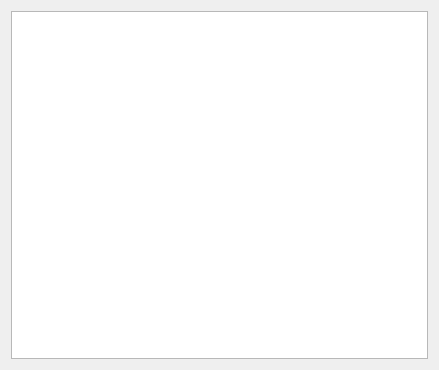
Qt form src/ui/draughts/DraughtsBoardWidget.ui (rafalmiel/draughts) before a commit.
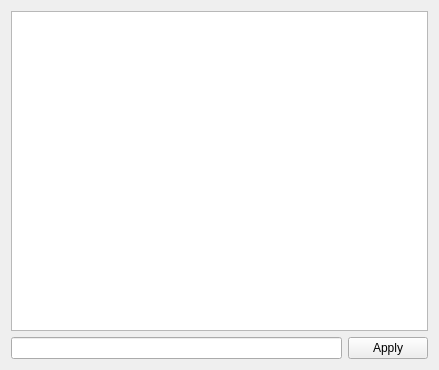
The same form after that commit.

Commit message: Initial move support, experimental

Patch:
```diff
--- a/src/ui/draughts/DraughtsBoardWidget.ui
+++ b/src/ui/draughts/DraughtsBoardWidget.ui
@@ -14,7 +14,17 @@
    <string>Form</string>
   </property>
   <layout class="QGridLayout" name="gridLayout">
-   <item row="0" column="0">
+   <item row="1" column="0">
+    <widget class="QLineEdit" name="edMove"/>
+   </item>
+   <item row="1" column="1">
+    <widget class="QPushButton" name="btnApplyMove">
+     <property name="text">
+      <string>Apply</string>
+     </property>
+    </widget>
+   </item>
+   <item row="0" column="0" colspan="2">
     <widget class="QGraphicsView" name="gvBoard"/>
    </item>
   </layout>
```
The commit also changes 6 other files.
